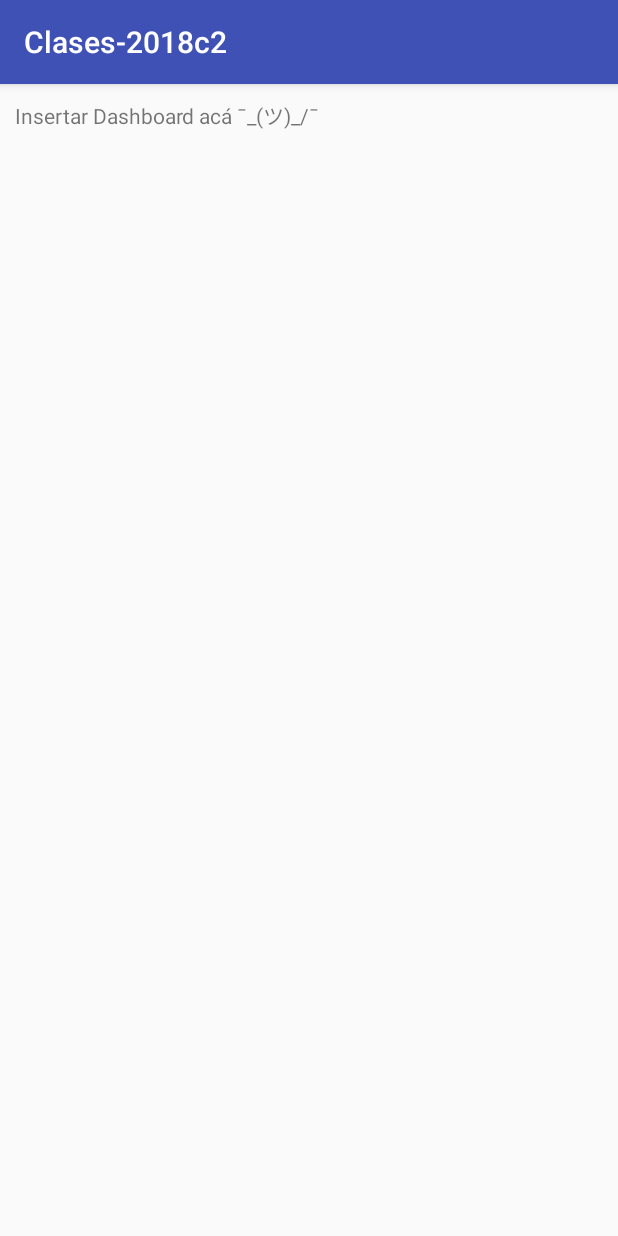
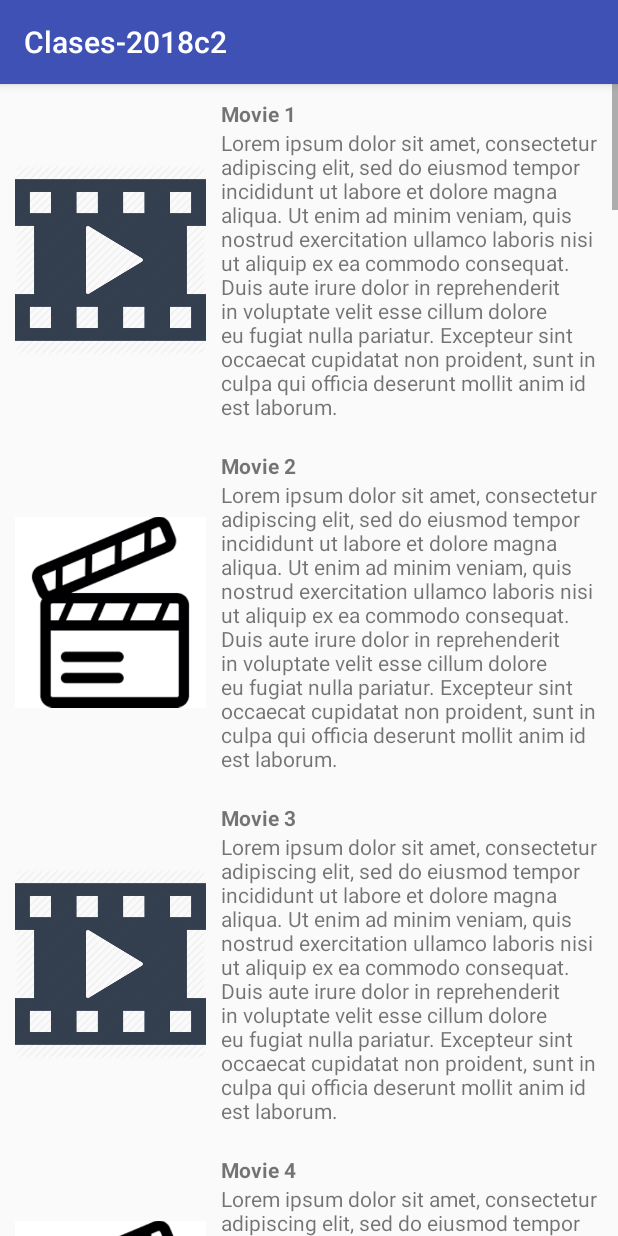
Before and after one commit to UTN-FRBA-Mobile/Clases-2018c2, an Android app: the DashboardActivity screen opened directly, with no data from a screen before it, on a phone screen of 412 x 824 dp. Run offline under Robolectric (Android 15) with nearby library versions, the phone set to English and light mode, and no system bars.

Commit message:
Clase 3: - Implementación de Recycler View

```diff
--- a/app/build.gradle
+++ b/app/build.gradle
@@ -32,6 +32,8 @@ dependencies {
     androidTestImplementation 'com.android.support.test:runner:1.0.2'
     androidTestImplementation 'com.android.support.test.espresso:espresso-core:3.0.2'
 
+    implementation 'com.android.support:recyclerview-v7:27.1.1'
+
     //for lifecycle and LiveData and ViewModel
     implementation 'android.arch.lifecycle:runtime:1.1.1'
     implementation 'android.arch.lifecycle:extensions:1.1.1'
--- a/app/src/main/java/ar/edu/utn/frba/dadm/clases2018c2/clases_2018c2/Dashboard/DashboardActivity.kt
+++ b/app/src/main/java/ar/edu/utn/frba/dadm/clases2018c2/clases_2018c2/Dashboard/DashboardActivity.kt
@@ -2,12 +2,31 @@ package ar.edu.utn.frba.dadm.clases2018c2.clases_2018c2.Dashboard
 
 import android.support.v7.app.AppCompatActivity
 import android.os.Bundle
+import android.support.v7.widget.LinearLayoutManager
+import android.support.v7.widget.RecyclerView
+import ar.edu.utn.frba.dadm.clases2018c2.clases_2018c2.Movie
 import ar.edu.utn.frba.dadm.clases2018c2.clases_2018c2.R
 
 class DashboardActivity : AppCompatActivity() {
+    private var recyclerView: RecyclerView? = null
 
     override fun onCreate(savedInstanceState: Bundle?) {
         super.onCreate(savedInstanceState)
         setContentView(R.layout.activity_dashboard)
+
+
+        val myDataset = mutableListOf<Movie>()
+
+        for (i in 1..30) {
+            myDataset.add(Movie("Movie $i"))
+        }
+
+        val viewManager = LinearLayoutManager(this)
+        val viewAdapter = MyAdapter(myDataset)
+
+        recyclerView = findViewById<RecyclerView>(R.id.my_recycler_view).apply {
+            layoutManager = viewManager
+            adapter = viewAdapter
+        }
     }
 }
--- /dev/null
+++ b/app/src/main/java/ar/edu/utn/frba/dadm/clases2018c2/clases_2018c2/Dashboard/MyAdapter.kt
@@ -0,0 +1,37 @@
+package ar.edu.utn.frba.dadm.clases2018c2.clases_2018c2.Dashboard
+
+import android.support.v7.widget.RecyclerView
+import android.view.LayoutInflater
+import android.view.View
+import android.view.ViewGroup
+import android.widget.ImageView
+import android.widget.TextView
+import ar.edu.utn.frba.dadm.clases2018c2.clases_2018c2.Movie
+import ar.edu.utn.frba.dadm.clases2018c2.clases_2018c2.R
+
+class MyAdapter(private val myDataset: MutableList<Movie>) :
+        RecyclerView.Adapter<MyAdapter.MyViewHolder>() {
+
+    class MyViewHolder(val view: View) : RecyclerView.ViewHolder(view)
+
+    override fun onCreateViewHolder(parent: ViewGroup,
+                                    viewType: Int): MyAdapter.MyViewHolder {
+        val view = LayoutInflater.from(parent.context)
+                .inflate(R.layout.movie_listitem_view, parent, false)
+
+        return MyViewHolder(view)
+    }
+
+    override fun onBindViewHolder(holder: MyViewHolder, position: Int) {
+        holder.view.findViewById<TextView>(R.id.movie_name).text = myDataset[position].movieName
+
+        if (position % 2 == 0)
+            //even
+            holder.view.findViewById<ImageView>(R.id.movie_cover).setImageResource(R.drawable.movie_icon_1)
+        else
+            //odd
+            holder.view.findViewById<ImageView>(R.id.movie_cover).setImageResource(R.drawable.movie_icon_2)
+    }
+
+    override fun getItemCount() = myDataset.size
+}
--- /dev/null
+++ b/app/src/main/java/ar/edu/utn/frba/dadm/clases2018c2/clases_2018c2/Movie.kt
@@ -0,0 +1,3 @@
+package ar.edu.utn.frba.dadm.clases2018c2.clases_2018c2
+
+class Movie(val movieName: String)
--- a/app/src/main/res/layout/activity_dashboard.xml
+++ b/app/src/main/res/layout/activity_dashboard.xml
@@ -3,12 +3,12 @@
     xmlns:tools="http://schemas.android.com/tools"
     android:layout_width="match_parent"
     android:layout_height="match_parent"
-    tools:context=".Dashboard.DashboardActivity"
-    android:padding="10dp">
+    tools:context=".Dashboard.DashboardActivity">
 
-    <TextView
-        android:layout_width="wrap_content"
-        android:layout_height="wrap_content"
-        android:text="Insertar Dashboard acá ¯\_(ツ)_/¯"/>
+    <android.support.v7.widget.RecyclerView
+        android:id="@+id/my_recycler_view"
+        android:scrollbars="vertical"
+        android:layout_width="match_parent"
+        android:layout_height="match_parent"/>
 
 </LinearLayout>
--- /dev/null
+++ b/app/src/main/res/layout/movie_listitem_view.xml
@@ -0,0 +1,34 @@
+<?xml version="1.0" encoding="utf-8"?>
+<LinearLayout
+    xmlns:android="http://schemas.android.com/apk/res/android"
+    android:layout_width="match_parent"
+    android:layout_height="wrap_content"
+    android:orientation="horizontal"
+    android:padding="10dp">
+
+    <ImageView
+        android:id="@+id/movie_cover"
+        android:layout_width="0dp"
+        android:layout_height="match_parent"
+        android:layout_weight="1"
+        android:src="@drawable/movie_icon_1"/>
+
+    <LinearLayout
+        android:layout_width="0dp"
+        android:layout_height="wrap_content"
+        android:layout_weight="2"
+        android:orientation="vertical"
+        android:layout_marginLeft="10dp">
+        <TextView
+            android:id="@+id/movie_name"
+            android:layout_width="wrap_content"
+            android:layout_height="wrap_content"
+            android:textStyle="bold"
+            android:text="Placeholder"/>
+
+        <TextView
+            android:layout_width="wrap_content"
+            android:layout_height="wrap_content"
+            android:text="Lorem ipsum dolor sit amet, consectetur adipiscing elit, sed do eiusmod tempor incididunt ut labore et dolore magna aliqua. Ut enim ad minim veniam, quis nostrud exercitation ullamco laboris nisi ut aliquip ex ea commodo consequat. Duis aute irure dolor in reprehenderit in voluptate velit esse cillum dolore eu fugiat nulla pariatur. Excepteur sint occaecat cupidatat non proident, sunt in culpa qui officia deserunt mollit anim id est laborum."/>
+    </LinearLayout>
+</LinearLayout>
```
Also changed, not shown: app/src/main/res/drawable/movie_icon_1.png (added), app/src/main/res/drawable/movie_icon_2.png (added).
